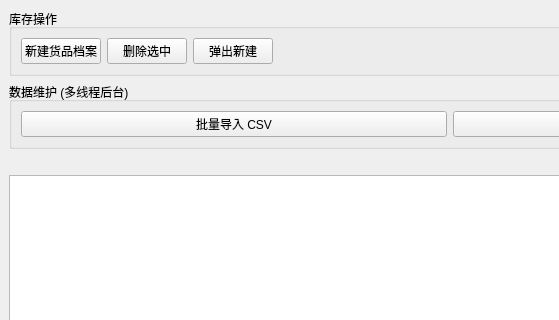
Qt form mainwindow.ui (TheShigure7/QT_Warehouse_System) before a commit; both pictures show x 0 to 559 and y 0 to 320 of the 900 by 600 pixel window.
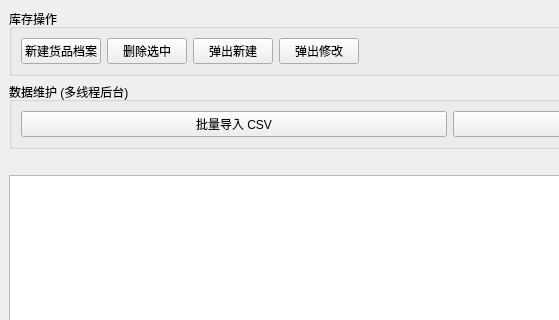
The same form after that commit.

Commit message: 新增弹窗修改按钮和对应功能

```diff
--- a/mainwindow.ui
+++ b/mainwindow.ui
@@ -42,6 +42,13 @@
          </property>
         </widget>
        </item>
+       <item>
+        <widget class="QPushButton" name="btnPopEdit">
+         <property name="text">
+          <string>弹出修改</string>
+         </property>
+        </widget>
+       </item>
        <item>
         <spacer name="horizontalSpacer">
          <property name="orientation">
```
The commit also changes 4 other files.
